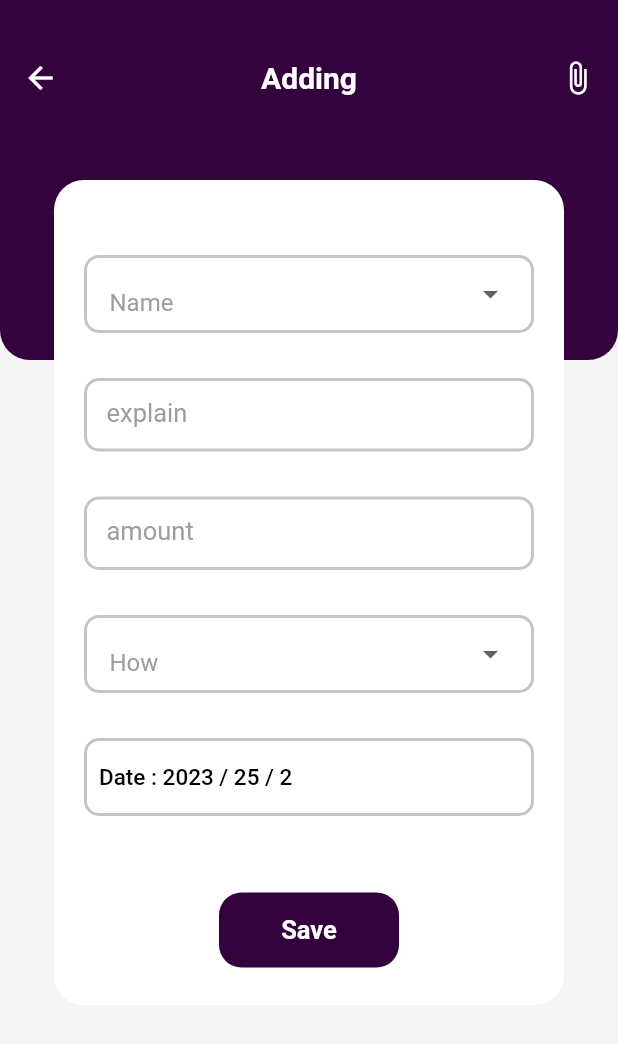
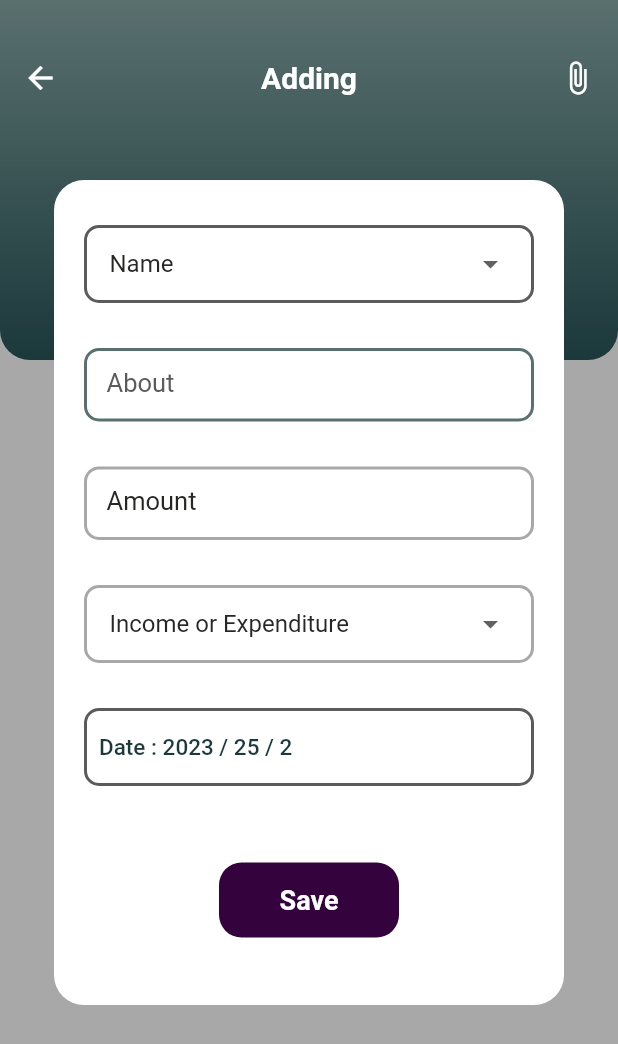
Before and after one commit to anurag67124/Finance-Managment-App, a Flutter app: the Bottom screen opened directly, item 2 of the bottom bar chosen, after a tap on the "add" icon, on a phone screen of 412 x 824 dp. Shown: the top 1044 px of the screen. Run offline on Flutter 3.47's test engine with Material 2 defaults, Android fonts, the phone set to English and light mode, and no system bars; our stand-ins replace flutter_signin_button, hive, hive_flutter, settings_ui, smooth_page_indicator, syncfusion_flutter_charts; missing offline and left inert: currency_picker, gender_picker, language_picker; accounts and stored records are empty; network calls fail.

Commit message:
UI/UX & theme changes

```diff
--- a/finance_app/lib/Screens/add.dart
+++ b/finance_app/lib/Screens/add.dart
@@ -1,6 +1,7 @@
 import 'package:flutter/material.dart';
 import 'package:finance_app/data/model/add_date.dart';
 import 'package:hive_flutter/hive_flutter.dart';
+import 'package:finance_app/theme.dart';
 
 class Add_Screen extends StatefulWidget {
   const Add_Screen({super.key});
@@ -19,22 +20,22 @@ class _Add_ScreenState extends State<Add_Screen> {
   final TextEditingController amount_c = TextEditingController();
   FocusNode amount_ = FocusNode();
   final List<String> _item = [
-    'food',
-    "Transfer",
-    "Transportation",
-    "Education",
-    "beauty",
-    "health",
-    "clothes",
-    "home",
-    "electricity",
-    "entertainment",
-    "gift",
-    "maintenance",
-    "tax",
-    "fruits",
-    "veggies",
-    "phone"
+    'Food',
+    'Transfer',
+    'Transportation',
+    'Education',
+    'Beauty',
+    'Health',
+    'Clothes',
+    'Home',
+    'Electricity',
+    'Entertainment',
+    'Gift',
+    'Maintenance',
+    'Tax',
+    'Fruits',
+    'Veggies',
+    'Phone'
   ];
   final List<String> _itemei = [
     'Income',
@@ -54,7 +55,7 @@ class _Add_ScreenState extends State<Add_Screen> {
 
   Widget build(BuildContext context) {
     return Scaffold(
-      backgroundColor: Colors.grey.shade100,
+      backgroundColor: kDarkGreyColor,
       body: SafeArea(
         child: Stack(
           alignment: AlignmentDirectional.center,
@@ -80,7 +81,7 @@ class _Add_ScreenState extends State<Add_Screen> {
       width: 340,
       child: Column(
         children: [
-          const SizedBox(height: 50),
+          const SizedBox(height: 30),
           name(),
           const SizedBox(height: 30),
           explain(),
@@ -92,7 +93,7 @@ class _Add_ScreenState extends State<Add_Screen> {
           date_time(),
           const Spacer(),
           save(),
-          const SizedBox(height: 25),
+          const SizedBox(height: 45),
         ],
       ),
     );
@@ -117,10 +118,9 @@ class _Add_ScreenState extends State<Add_Screen> {
         child: const Text(
           'Save',
           style: TextStyle(
-            fontFamily: 'f',
-            fontWeight: FontWeight.w600,
+            fontWeight: FontWeight.w700,
             color: Colors.white,
-            fontSize: 17,
+            fontSize: 18,
           ),
         ),
       ),
@@ -132,7 +132,7 @@ class _Add_ScreenState extends State<Add_Screen> {
       alignment: Alignment.bottomLeft,
       decoration: BoxDecoration(
           borderRadius: BorderRadius.circular(10),
-          border: Border.all(width: 2, color: const Color(0xffC5C5C5))),
+          border: Border.all(width: 2, color: kZambeziColor)),
       width: 300,
       child: TextButton(
         onPressed: () async {
@@ -150,7 +150,7 @@ class _Add_ScreenState extends State<Add_Screen> {
           'Date : ${date.year} / ${date.day} / ${date.month}',
           style: const TextStyle(
             fontSize: 15,
-            color: Colors.black,
+            color: kPrimaryColor,
           ),
         ),
       ),
@@ -167,7 +167,7 @@ class _Add_ScreenState extends State<Add_Screen> {
           borderRadius: BorderRadius.circular(10),
           border: Border.all(
             width: 2,
-            color: const Color(0xffC5C5C5),
+            color: kDarkGreyColor,
           ),
         ),
         child: DropdownButton<String>(
@@ -199,10 +199,10 @@ class _Add_ScreenState extends State<Add_Screen> {
                   ))
               .toList(),
           hint: const Padding(
-            padding: EdgeInsets.only(top: 12),
+            padding: EdgeInsets.symmetric(),
             child: Text(
-              'How',
-              style: TextStyle(color: Colors.grey),
+              'Income or Expenditure',
+              style: TextStyle(color: kBlackColor),
             ),
           ),
           dropdownColor: Colors.white,
@@ -223,11 +223,11 @@ class _Add_ScreenState extends State<Add_Screen> {
         decoration: InputDecoration(
           contentPadding:
               const EdgeInsets.symmetric(horizontal: 15, vertical: 15),
-          labelText: 'amount',
-          labelStyle: TextStyle(fontSize: 17, color: Colors.grey.shade500),
+          labelText: 'Amount',
+          labelStyle: TextStyle(fontSize: 17, color: kBlackColor),
           enabledBorder: OutlineInputBorder(
               borderRadius: BorderRadius.circular(10),
-              borderSide: const BorderSide(width: 2, color: Color(0xffC5C5C5))),
+              borderSide: const BorderSide(width: 2, color: kDarkGreyColor)),
           focusedBorder: OutlineInputBorder(
               borderRadius: BorderRadius.circular(10),
               borderSide: const BorderSide(
@@ -246,14 +246,14 @@ class _Add_ScreenState extends State<Add_Screen> {
         decoration: InputDecoration(
           contentPadding:
               const EdgeInsets.symmetric(horizontal: 15, vertical: 15),
-          labelText: 'explain',
-          labelStyle: TextStyle(fontSize: 17, color: Colors.grey.shade500),
+          labelText: 'About',
+          labelStyle: TextStyle(fontSize: 17, color: kZambeziColor),
           enabledBorder: OutlineInputBorder(
               borderRadius: BorderRadius.circular(10),
-              borderSide: const BorderSide(width: 2, color: Color(0xffC5C5C5))),
+              borderSide: const BorderSide(width: 2, color: kSecondaryColor)),
           focusedBorder: OutlineInputBorder(
               borderRadius: BorderRadius.circular(10),
-              borderSide: const BorderSide(width: 2, color: Color(0xff368983))),
+              borderSide: const BorderSide(width: 2, color: kPrimaryColor)),
         ),
       ),
     );
@@ -269,7 +269,7 @@ class _Add_ScreenState extends State<Add_Screen> {
           borderRadius: BorderRadius.circular(10),
           border: Border.all(
             width: 2,
-            color: const Color(0xffC5C5C5),
+            color: kZambeziColor,
           ),
         ),
         child: DropdownButton<String>(
@@ -313,10 +313,10 @@ class _Add_ScreenState extends State<Add_Screen> {
                   ))
               .toList(),
           hint: const Padding(
-            padding: EdgeInsets.only(top: 12),
+            padding: EdgeInsets.symmetric(),
             child: Text(
               'Name',
-              style: TextStyle(color: Colors.grey),
+              style: TextStyle(color: kBlackColor),
             ),
           ),
           dropdownColor: Colors.white,
@@ -334,7 +334,11 @@ class _Add_ScreenState extends State<Add_Screen> {
           width: double.infinity,
           height: 240,
           decoration: const BoxDecoration(
-            color: Color.fromARGB(255, 52, 3, 62),
+            gradient: LinearGradient(
+              colors: [kPrimaryColor, kSecondaryColor],
+              begin: Alignment.bottomLeft,
+              end: Alignment.topLeft,
+            ),
             borderRadius: BorderRadius.only(
               bottomLeft: Radius.circular(20),
               bottomRight: Radius.circular(20),
--- a/finance_app/lib/Screens/home.dart
+++ b/finance_app/lib/Screens/home.dart
@@ -4,6 +4,8 @@ import 'package:hive_flutter/adapters.dart';
 import 'package:finance_app/data/listdata.dart';
 import 'package:finance_app/data/model/add_date.dart';
 import 'package:finance_app/data/utlity.dart';
+import 'package:finance_app/theme.dart';
+import 'dart:math' as math;
 
 class Home extends StatefulWidget {
   const Home({Key? key}) : super(key: key);
@@ -17,12 +19,12 @@ class _HomeState extends State<Home> {
   final box = Hive.box<Add_data>('data');
   final List<String> day = [
     'Monday',
-    "Tuesday",
-    "Wednesday",
-    "Thursday",
-    'friday',
-    'saturday',
-    'sunday'
+    'Tuesday',
+    'Wednesday',
+    'Thursday',
+    'Friday',
+    'Saturday',
+    'Sunday'
   ];
   @override
   Widget build(BuildContext context) {
@@ -47,7 +49,7 @@ class _HomeState extends State<Home> {
                               style: TextStyle(
                                 fontWeight: FontWeight.w600,
                                 fontSize: 19,
-                                color: Colors.black,
+                                color: kBlackColor,
                               ),
                             ),
                             Text(
@@ -55,7 +57,7 @@ class _HomeState extends State<Home> {
                               style: TextStyle(
                                 fontWeight: FontWeight.w600,
                                 fontSize: 15,
-                                color: Color.fromARGB(255, 8, 1, 1),
+                                color: kBlackColor,
                               ),
                             ),
                           ],
@@ -119,7 +121,9 @@ class _HomeState extends State<Home> {
         style: TextStyle(
           fontWeight: FontWeight.w600,
           fontSize: 19,
-          color: history.IN == 'Income' ? Colors.green : Colors.red,
+          color: history.IN == 'Income'
+              ? Colors.green
+              : Color.fromARGB(255, 190, 98, 98),
         ),
       ),
     );
@@ -134,7 +138,11 @@ class _HomeState extends State<Home> {
               width: double.infinity,
               height: 240,
               decoration: const BoxDecoration(
-                color: Color.fromARGB(255, 52, 3, 62),
+                gradient: LinearGradient(
+                  colors: [kPrimaryColor, kDarkGreyColor],
+                  begin: Alignment.bottomLeft,
+                  end: Alignment.topRight,
+                ),
                 borderRadius: BorderRadius.only(
                   bottomLeft: Radius.circular(20),
                   bottomRight: Radius.circular(20),
@@ -150,7 +158,7 @@ class _HomeState extends State<Home> {
                       child: Container(
                         height: 50,
                         width: 50,
-                        color: const Color.fromRGBO(250, 250, 250, 0.1),
+                        color: kBlackColor,
                         child: IconButton(
                           icon: const Icon(Icons.notification_add_outlined,
                               size: 30, color: Colors.white),
@@ -202,13 +210,17 @@ class _HomeState extends State<Home> {
             decoration: BoxDecoration(
               boxShadow: const [
                 BoxShadow(
-                  color: Color.fromRGBO(47, 125, 121, 0.3),
+                  color: kPrimaryColor,
                   offset: Offset(0, 6),
                   blurRadius: 12,
                   spreadRadius: 6,
                 ),
               ],
-              color: const Color.fromARGB(255, 113, 3, 128),
+              gradient: LinearGradient(
+                colors: [kPrimaryColor, kDarkGreyColor],
+                begin: Alignment.bottomRight,
+                end: Alignment.topLeft,
+              ),
               borderRadius: BorderRadius.circular(15),
             ),
             child: Column(
@@ -282,7 +294,7 @@ class _HomeState extends State<Home> {
                         children: const [
                           CircleAvatar(
                             radius: 13,
-                            backgroundColor: Color.fromRGBO(150, 6, 6, 1),
+                            backgroundColor: Color.fromARGB(255, 199, 6, 6),
                             child: Icon(
                               Icons.arrow_upward,
                               color: Color.fromARGB(255, 255, 255, 255),
--- a/finance_app/lib/Screens/statistics.dart
+++ b/finance_app/lib/Screens/statistics.dart
@@ -1,3 +1,4 @@
+import 'package:finance_app/theme.dart';
 import 'package:flutter/material.dart';
 import 'package:hive_flutter/hive_flutter.dart';
 import 'package:finance_app/data/utlity.dart';
@@ -46,8 +47,8 @@ class _StatisticsState extends State<Statistics> {
               const Text(
                 'Statistics',
                 style: TextStyle(
-                  color: Colors.black,
-                  fontSize: 20,
+                  color: kPrimaryColor,
+                  fontSize: 32,
                   fontWeight: FontWeight.w700,
                 ),
               ),
@@ -73,15 +74,15 @@ class _StatisticsState extends State<Statistics> {
                             decoration: BoxDecoration(
                               borderRadius: BorderRadius.circular(10),
                               color: index_color == index
-                                  ? const Color.fromARGB(255, 52, 3, 62)
-                                  : Colors.white,
+                                  ? kBlackColor
+                                  : Color.fromARGB(255, 220, 220, 220),
                             ),
                             alignment: Alignment.center,
                             child: Text(
                               day[index],
                               style: TextStyle(
                                 color: index_color == index
-                                    ? Colors.white
+                                    ? Color.fromARGB(255, 220, 220, 220)
                                     : Colors.black,
                                 fontSize: 16,
                                 fontWeight: FontWeight.w500,
@@ -107,8 +108,8 @@ class _StatisticsState extends State<Statistics> {
                     Text(
                       'Top Spending',
                       style: TextStyle(
-                          color: Colors.black,
-                          fontSize: 16,
+                          color: kPrimaryColor,
+                          fontSize: 18,
                           fontWeight: FontWeight.bold),
                     ),
                     Icon(
--- a/finance_app/lib/main.dart
+++ b/finance_app/lib/main.dart
@@ -1,3 +1,7 @@
+import 'package:finance_app/Screens/add.dart';
+import 'package:finance_app/Screens/edit_profile.dart';
+import 'package:finance_app/Screens/profile.dart';
+import 'package:finance_app/onboarding_screen.dart';
 import 'package:flutter/material.dart';
 import 'package:finance_app/Screens/home.dart';
 import 'package:finance_app/Screens/settings.dart';
@@ -7,6 +11,7 @@ import 'package:hive_flutter/hive_flutter.dart';
 import 'package:finance_app/screens/login.dart';
 import 'data/model/add_date.dart';
 import 'onboarding_screen.dart';
+import 'package:finance_app/theme.dart';
 
 void main() async {
   await Hive.initFlutter();
@@ -18,21 +23,16 @@ void main() async {
 class MyApp extends StatelessWidget {
   const MyApp({Key? key}) : super(key: key);
 
-  static Color my_color = const Color.fromARGB(255, 128, 4, 150);
+  static Color my_color = kSecondaryColor;
 
   @override
   Widget build(BuildContext context) {
-
-    return  MaterialApp(
-
+    return MaterialApp(
       debugShowCheckedModeBanner: false,
-      home:  OnBoardingScreen(),
+      home: OnBoardingScreen(),
       theme: ThemeData(
-
-        primarySwatch:Colors.deepPurple,
-        buttonTheme: ButtonThemeData(buttonColor:my_color )
-      ),
-
+          primaryColor: kPrimaryColor,
+          buttonTheme: ButtonThemeData(buttonColor: my_color)),
     );
   }
 }
--- a/finance_app/lib/widgets/bottomnavigationbar.dart
+++ b/finance_app/lib/widgets/bottomnavigationbar.dart
@@ -2,7 +2,7 @@ import 'package:flutter/material.dart';
 import 'package:finance_app/Screens/add.dart';
 import 'package:finance_app/Screens/home.dart';
 import 'package:finance_app/Screens/statistics.dart';
-
+import 'package:finance_app/theme.dart';
 import '../Screens/edit_profile.dart';
 import '../Screens/profile.dart';
 
@@ -17,7 +17,7 @@ class _BottomState extends State<Bottom> {
   // ignore: non_constant_identifier_names
   int index_color = 0;
 
-  List Screen = [Home(), Statistics(),'', ProfilePage()];
+  List Screen = [Home(), Statistics(), '', ProfilePage()];
 
   @override
   Widget build(BuildContext context) {
@@ -29,7 +29,7 @@ class _BottomState extends State<Bottom> {
               MaterialPageRoute(builder: (context) => const Add_Screen()));
         },
         child: const Icon(Icons.add),
-        backgroundColor: const Color.fromARGB(255, 52, 3, 62),
+        backgroundColor: kPrimaryColor,
       ),
       floatingActionButtonLocation: FloatingActionButtonLocation.centerDocked,
       bottomNavigationBar: BottomAppBar(
@@ -48,9 +48,7 @@ class _BottomState extends State<Bottom> {
                 child: Icon(
                   Icons.home,
                   size: 30,
-                  color: index_color == 0
-                      ? const Color.fromARGB(255, 128, 4, 150)
-                      : Colors.black,
+                  color: index_color == 0 ? kSecondaryColor : kPrimaryColor,
                 ),
               ),
               GestureDetector(
@@ -62,9 +60,7 @@ class _BottomState extends State<Bottom> {
                 child: Icon(
                   Icons.bar_chart_outlined,
                   size: 30,
-                  color: index_color == 1
-                      ? const Color.fromARGB(255, 128, 4, 150)
-                      : Colors.black,
+                  color: index_color == 1 ? kSecondaryColor : kPrimaryColor,
                 ),
               ),
               const SizedBox(width: 10),
@@ -77,9 +73,7 @@ class _BottomState extends State<Bottom> {
                 child: Icon(
                   Icons.account_balance_wallet_outlined,
                   size: 30,
-                  color: index_color == 2
-                      ? const Color.fromARGB(255, 128, 4, 150)
-                      : Colors.black,
+                  color: index_color == 2 ? kSecondaryColor : kPrimaryColor,
                 ),
               ),
               GestureDetector(
@@ -91,9 +85,7 @@ class _BottomState extends State<Bottom> {
                 child: Icon(
                   Icons.person_outlined,
                   size: 30,
-                  color: index_color == 3
-                      ? const Color.fromARGB(255, 128, 4, 150)
-                      : Colors.black,
+                  color: index_color == 3 ? kSecondaryColor : kPrimaryColor,
                 ),
               ),
             ],
--- a/finance_app/lib/widgets/chart.dart
+++ b/finance_app/lib/widgets/chart.dart
@@ -2,6 +2,8 @@ import 'package:flutter/material.dart';
 import 'package:finance_app/data/model/add_date.dart';
 import 'package:finance_app/data/utlity.dart';
 import 'package:syncfusion_flutter_charts/charts.dart';
+
+import '../theme.dart';
 
 class Chart extends StatefulWidget {
   int indexx;
@@ -47,7 +49,7 @@ class _ChartState extends State<Chart> {
         primaryXAxis: CategoryAxis(),
         series: <SplineSeries<SalesData, String>>[
           SplineSeries<SalesData, String>(
-            color: Color.fromARGB(255, 52, 3, 62),
+            color: kBlackColor,
             width: 3,
             dataSource: <SalesData>[
               ...List.generate(time(a!, b ? true : false).length, (index) {
```
Also changed, not shown: finance_app/lib/Screens/edit_profile.dart (+65 -72 lines), finance_app/lib/Screens/profile.dart (+42 -45 lines), finance_app/lib/intro_screens/intro_page_1.dart (+13 -5 lines), finance_app/lib/intro_screens/intro_page_2.dart (+15 -5 lines), finance_app/lib/intro_screens/intro_page_3.dart (+15 -5 lines), finance_app/lib/onboarding_screen.dart (+6 -18 lines), finance_app/pubspec.lock, 1 other file.
